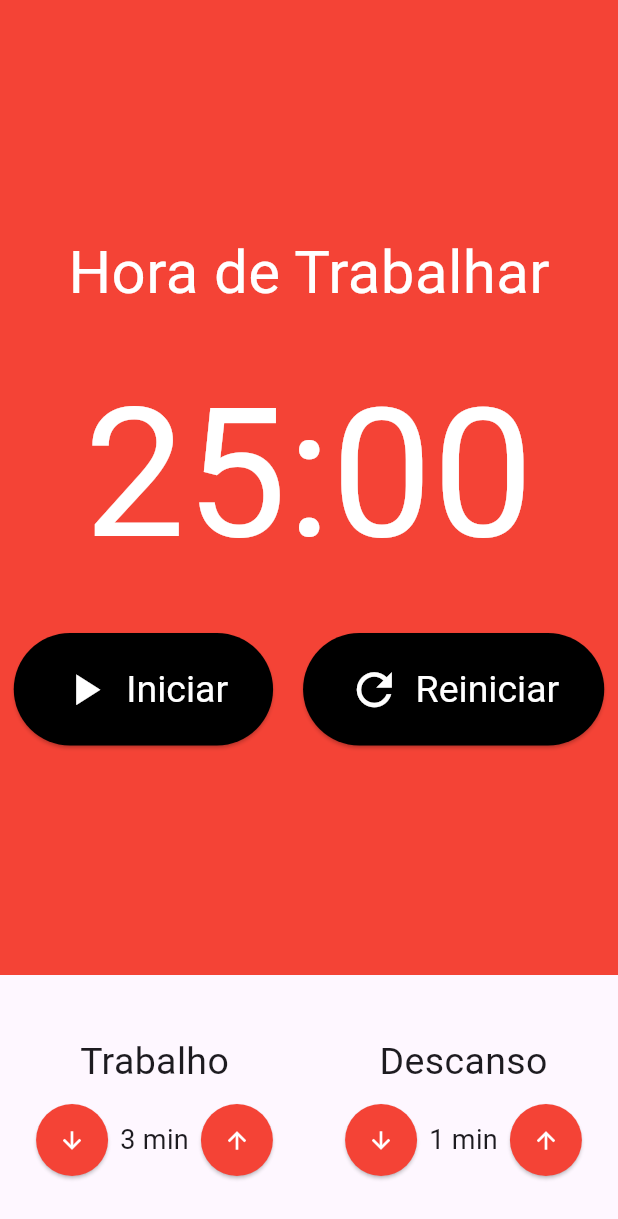
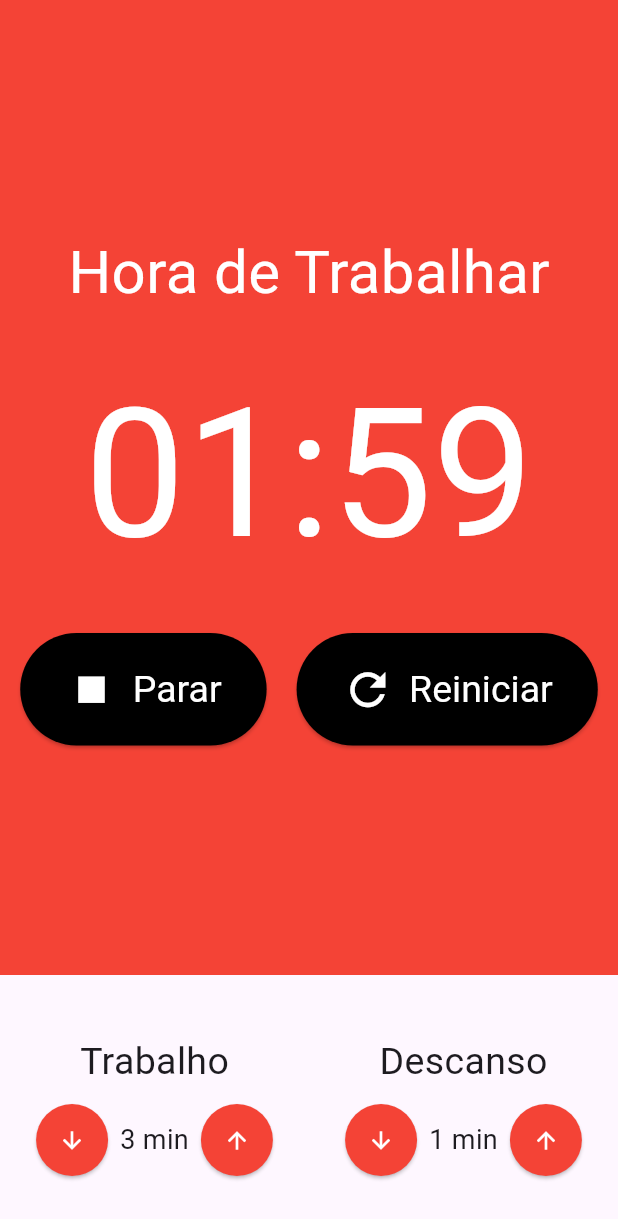
Before and after one commit to oJaciel/Pomodoro-App, a Flutter app: the screen it shows after launch, item 2 of the bottom bar chosen, after a tap on "Iniciar", on a phone screen of 412 x 824 dp. Shown: the top 1219 px of the screen. Run offline on Flutter 3.47's test engine with Material 3 defaults, Android fonts, the phone set to English and light mode, and no system bars; our stand-ins replace flutter_mobx, mobx; generated files the repository leaves out were written again.

Commit message:
Cronômetro Funcionando
Implementado funcionamento do cronômetro, com mudanças nos estados de trabalho x descanso funcionando.

Pequenos ajustes e melhorias pendentes.

```diff
--- a/lib/components/time_enter.dart
+++ b/lib/components/time_enter.dart
@@ -1,4 +1,6 @@
 import 'package:flutter/material.dart';
+import 'package:pomodoro/store/pomodoro.store.dart';
+import 'package:provider/provider.dart';
 
 class TimeEnter extends StatelessWidget {
   const TimeEnter({
@@ -16,6 +18,8 @@ class TimeEnter extends StatelessWidget {
 
   @override
   Widget build(BuildContext context) {
+    final store = Provider.of<PomodoroStore>(context);
+
     return Column(
       crossAxisAlignment: CrossAxisAlignment.center,
       children: [
@@ -29,7 +33,7 @@ class TimeEnter extends StatelessWidget {
               style: ElevatedButton.styleFrom(
                 shape: CircleBorder(),
                 padding: EdgeInsets.all(15),
-                backgroundColor: Colors.red,
+                backgroundColor: store.isWorking() ? Colors.red : Colors.green,
               ),
               child: Icon(Icons.arrow_downward, color: Colors.white),
             ),
@@ -39,7 +43,7 @@ class TimeEnter extends StatelessWidget {
               style: ElevatedButton.styleFrom(
                 shape: CircleBorder(),
                 padding: EdgeInsets.all(15),
-                backgroundColor: Colors.red,
+                backgroundColor: store.isWorking() ? Colors.red : Colors.green,
               ),
               child: Icon(Icons.arrow_upward, color: Colors.white),
             ),
--- a/lib/components/timer.dart
+++ b/lib/components/timer.dart
@@ -1,42 +1,67 @@
 import 'package:flutter/material.dart';
+import 'package:flutter_mobx/flutter_mobx.dart';
 import 'package:pomodoro/components/timer_button.dart';
+import 'package:pomodoro/store/pomodoro.store.dart';
+import 'package:provider/provider.dart';
 
 class Timer extends StatelessWidget {
   const Timer({super.key});
 
   @override
   Widget build(BuildContext context) {
-    return Container(
-      color: Colors.red,
+    final store = Provider.of<PomodoroStore>(context);
+
+    return Observer(
+      builder: (_) => Container(
+        color: store.isWorking() ? Colors.red : Colors.green,
         child: Column(
           mainAxisAlignment: MainAxisAlignment.center,
           children: [
             Text(
-            'Hora de Trabalhar',
+              store.isWorking() ? 'Hora de Trabalhar' : 'Hora de Descansar',
               style: TextStyle(fontSize: 40, color: Colors.white),
             ),
             SizedBox(height: 20),
-          Text('25:00', style: TextStyle(fontSize: 120, color: Colors.white)),
+            Text(
+              '${store.minutes.toString().padLeft(2, '0')}:${store.seconds.toString().padLeft(2, '0')}',
+              style: TextStyle(fontSize: 120, color: Colors.white),
+            ),
+
             SizedBox(height: 20),
             Row(
               mainAxisAlignment: MainAxisAlignment.center,
               children: [
+                if (!store.started)
                   Padding(
                     padding: const EdgeInsets.only(right: 10),
-                child: TimerButton(text: 'Iniciar', icon: Icons.play_arrow),
+                    child: TimerButton(
+                      text: 'Iniciar',
+                      icon: Icons.play_arrow,
+                      onTap: store.init,
                     ),
-              // Padding(
-              //   padding: const EdgeInsets.only(right: 10),
-              //   child: TimerButton(text: 'Parar', icon: Icons.stop),
-              // ),
+                  ),
+                if (store.started)
+                  Padding(
+                    padding: const EdgeInsets.only(right: 10),
+                    child: TimerButton(
+                      text: 'Parar',
+                      icon: Icons.stop,
+                      onTap: store.stop,
+                    ),
+                  ),
                 Padding(
                   padding: const EdgeInsets.only(left: 10),
-                child: TimerButton(text: 'Reiniciar', icon: Icons.refresh),
+                  child: TimerButton(
+                    text: 'Reiniciar',
+                    icon: Icons.refresh,
+                    onTap: store.restart,
+                  ),
                 ),
               ],
             ),
           ],
         ),
+      ),
     );
   }
 }
--- a/lib/components/timer_button.dart
+++ b/lib/components/timer_button.dart
@@ -1,15 +1,16 @@
 import 'package:flutter/material.dart';
 
 class TimerButton extends StatelessWidget {
-  const TimerButton({super.key, required this.text, required this.icon});
+  const TimerButton({super.key, required this.text, required this.icon, this.onTap});
 
   final String text;
   final IconData icon;
+  final void Function()? onTap;
 
   @override
   Widget build(BuildContext context) {
     return ElevatedButton(
-      onPressed: () {},
+      onPressed: onTap,
       style: ElevatedButton.styleFrom(
         foregroundColor: Colors.white,
         backgroundColor: Colors.black,
--- a/lib/store/pomodoro.store.dart
+++ b/lib/store/pomodoro.store.dart
@@ -1,15 +1,59 @@
+import 'dart:async';
+
 import 'package:mobx/mobx.dart';
 
 part 'pomodoro.store.g.dart';
 
 class PomodoroStore = _PomodoroStore with _$PomodoroStore;
 
+enum TimeType { WORK, REST }
+
 abstract class _PomodoroStore with Store {
+  @observable
+  bool started = false;
+
+  @observable
+  int minutes = 2;
+
+  @observable
+  int seconds = 0;
+
   @observable
   int workTime = 2;
 
   @observable
   int restTime = 1;
+
+  @observable
+  TimeType timeType = TimeType.WORK;
+
+  Timer? timer;
+
+  @action
+  void init() {
+    started = true;
+    timer = Timer.periodic(Duration(seconds: 1), (timer) {
+      if(minutes == 0 && seconds == 0) {
+        _changeTimeType();
+      } else if (seconds == 0) {
+        seconds = 59;
+        minutes--;
+      } else {
+        seconds--;
+      }
+    });
+  }
+
+  @action
+  void stop() {
+    started = false;
+    timer?.cancel();
+  }
+
+  @action
+  void restart() {
+    stop();
+  }
 
   @action
   void incrementWorkTime() {
@@ -30,4 +74,23 @@ abstract class _PomodoroStore with Store {
   void decreaseRestTime() {
     restTime--;
   }
+
+  bool isWorking() {
+    return timeType == TimeType.WORK;
+  }
+
+  bool isResting() {
+    return timeType == TimeType.REST;
+  }
+
+  void _changeTimeType() {
+    if (isWorking()) {
+      timeType = TimeType.REST;
+      minutes = restTime;
+    } else {
+      timeType = TimeType.WORK;
+      minutes = workTime;
+    }
+    seconds = 0;
+  }
 }
```
Also changed, not shown: lib/store/pomodoro.store.g.dart. Lines whose indentation alone changed are shown as unchanged.
